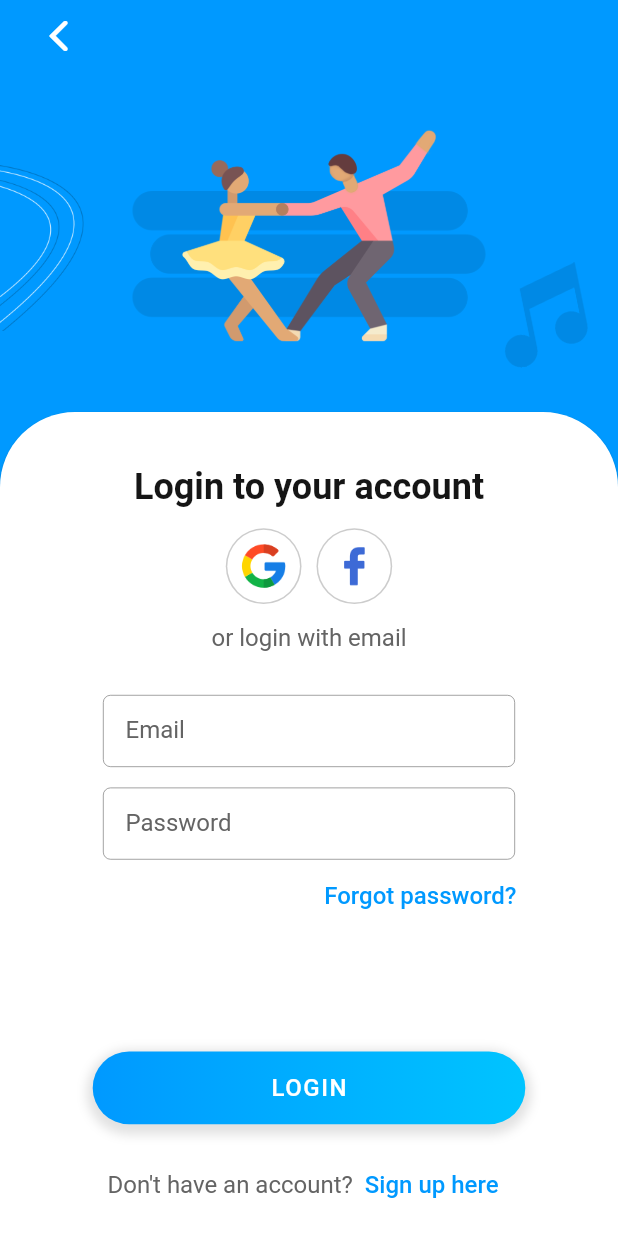
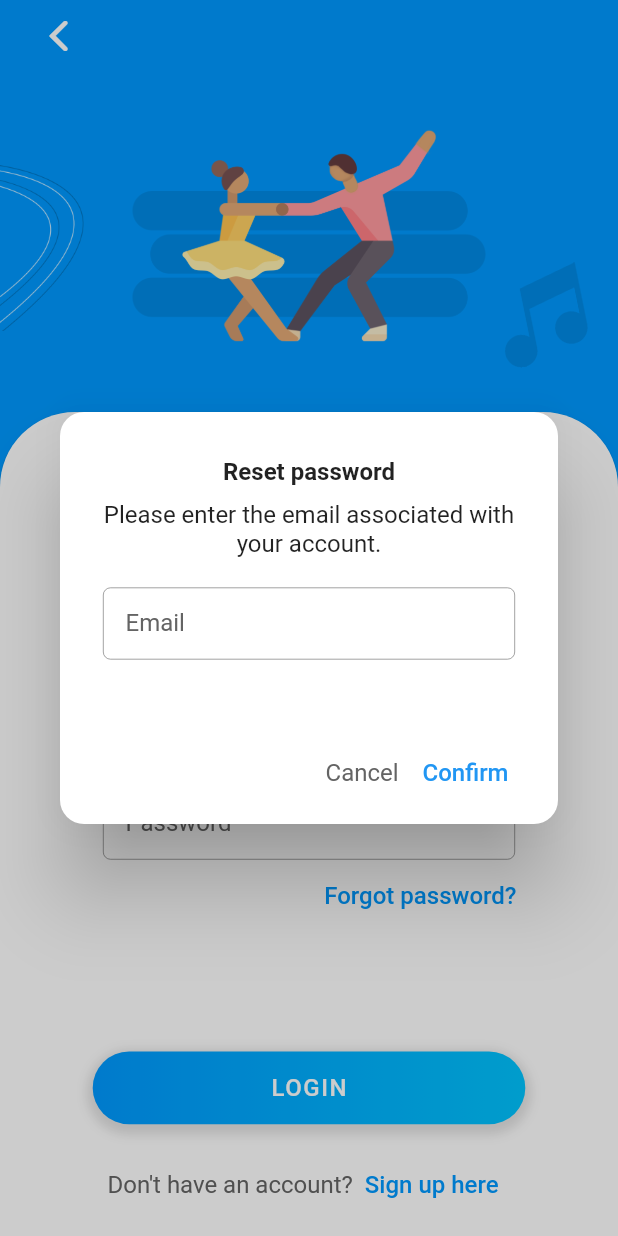
Before and after one commit to nhulston/dance-app, a Flutter app: the Login screen opened directly, after a tap on "Forgot password?", on a phone screen of 412 x 824 dp. Run offline on Flutter 3.47's test engine with Material 2 defaults, Android fonts, the phone set to English and light mode, and no system bars; our stand-ins replace firebase_auth, firebase_core, flutter_typeahead; accounts and stored records are empty.

Commit message:
Password reset done

```diff
--- a/lib/pages/login.dart
+++ b/lib/pages/login.dart
@@ -1,6 +1,7 @@
 import 'dart:developer';
 
 import 'package:firebase_auth/firebase_auth.dart';
+import 'package:flutter/cupertino.dart';
 import 'package:flutter/material.dart';
 import 'package:provider/src/provider.dart';
 import 'package:taneo/components/app_buttons.dart';
@@ -24,8 +25,10 @@ class Login extends StatefulWidget {
 class _LoginState extends State<Login> {
   final FocusNode _f1 = FocusNode();
   final FocusNode _f2 = FocusNode();
+  final FocusNode _f3 = FocusNode();
 
   final TextEditingController _emailController = TextEditingController();
+  final TextEditingController _resetEmailController = TextEditingController();
   final TextEditingController _passwordController = TextEditingController();
 
   final _formKey = GlobalKey<FormState>();
@@ -38,6 +41,7 @@ class _LoginState extends State<Login> {
     setState(() {
       _f1.unfocus();
       _f2.unfocus();
+      _f3.unfocus();
     });
   }
 
@@ -49,7 +53,9 @@ class _LoginState extends State<Login> {
   void dispose() {
     _f1.dispose();
     _f2.dispose();
+    _f3.dispose();
     _emailController.dispose();
+    _resetEmailController.dispose();
     _passwordController.dispose();
     super.dispose();
   }
@@ -150,9 +156,84 @@ class _LoginState extends State<Login> {
                       children: [
                         const Spacer(),
                         SecondaryButton(
-                            callback: () {},
-                            grayText: '',
-                            actionText: 'Forgot password?'
+                          callback: () {
+                            _resetEmailController.text = _emailController.text;
+                            showCupertinoDialog(
+                              barrierDismissible: true,
+                              context: context,
+                              builder: (context) => Dialog(
+                                shape: const RoundedRectangleBorder(
+                                  borderRadius: BorderRadius.all(Radius.circular(16)),
+                                ),
+                                child: SizedBox(
+                                  height: Style.height / 3,
+                                  child: Padding(
+                                    padding: const EdgeInsets.fromLTRB(25, 30, 25, 10),
+                                    child: Column(
+                                      children: [
+                                        const Text(
+                                          'Reset password',
+                                          style: TextStyle(
+                                            fontWeight: FontWeight.bold,
+                                          ),
+                                        ),
+                                        const SizedBox(height: 10),
+                                        const Text('Please enter the email associated with your account.', textAlign: TextAlign.center,),
+                                        const SizedBox(height: 20),
+                                        CustomTextField(
+                                          suggestion: 'Email',
+                                          focusNode: _f3,
+                                          callback: callback,
+                                          editCallback: editCallback,
+                                          validator: Validation.emailValidator,
+                                          controller: _resetEmailController,
+                                        ),
+                                        const Spacer(),
+                                        Row(
+                                          children: [
+                                            const Spacer(),
+                                            TextButton(
+                                              style: ButtonStyle(
+                                                overlayColor: MaterialStateProperty.all(Colors.transparent),
+                                              ),
+                                              onPressed: () {
+                                                Navigator.of(context).pop();
+                                              },
+                                              child: const Text(
+                                                'Cancel',
+                                                style: TextStyle(color: Style.gray, fontWeight: FontWeight.normal),
+                                              ),
+                                            ),
+                                            TextButton(
+                                                style: ButtonStyle(
+                                                  overlayColor: MaterialStateProperty.all(Colors.transparent),
+                                                ),
+                                                onPressed: () {
+                                                  Navigator.of(context).pop();
+                                                  FirebaseAuth.instance.sendPasswordResetEmail(email: _resetEmailController.text.trim());
+                                                  ScaffoldMessenger.of(context).showSnackBar(
+                                                    SnackBar(
+                                                      content: Text('Password reset sent to ${_resetEmailController.text.trim()}'),
+                                                      action: SnackBarAction(
+                                                          label: 'Dismiss',
+                                                          onPressed: () {}
+                                                      ),
+                                                    ),
+                                                  );
+                                                },
+                                                child: const Text('Confirm')
+                                            ),
+                                          ],
+                                        ),
+                                      ],
+                                    ),
+                                  ),
+                                ),
+                              ),
+                            );
+                          },
+                          grayText: '',
+                          actionText: 'Forgot password?'
                         ),
                         SizedBox(width: Style.width / 6 - 9),
                       ]
```
